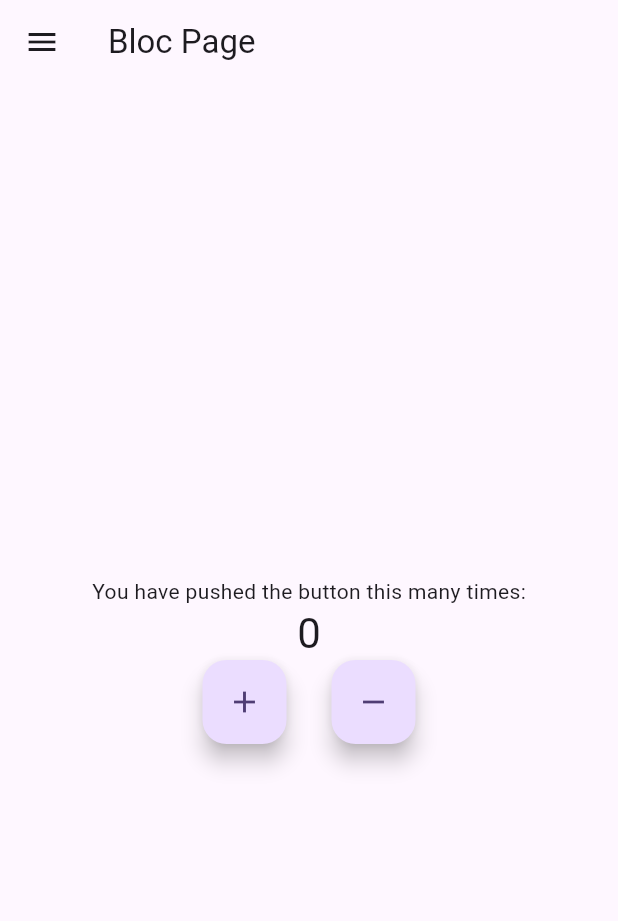
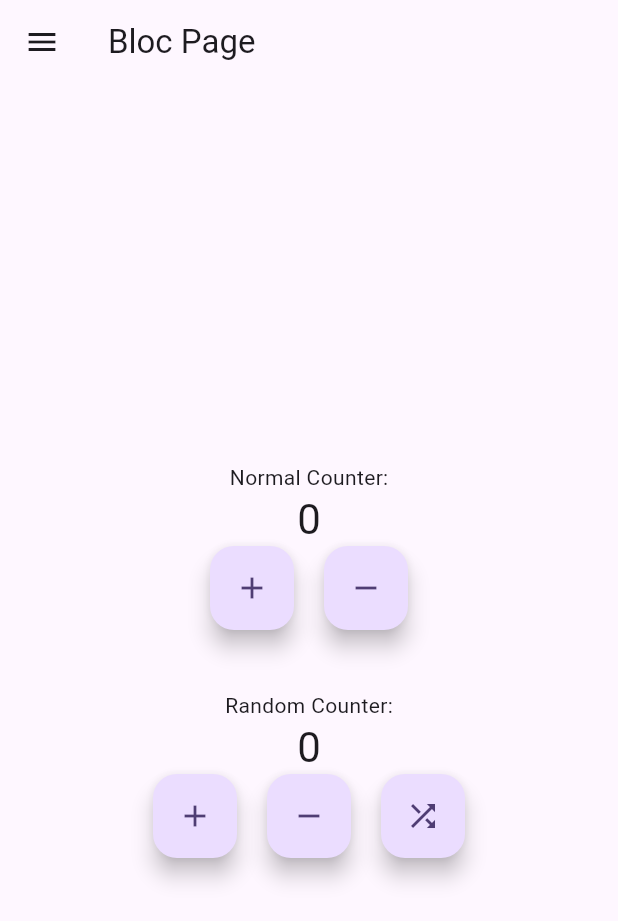
Before and after one commit to SimonOnyszczakHansen/FlutterProvider, a Flutter app: the MyBlocPage screen opened by its route, on a phone screen of 412 x 824 dp. Shown: the top 921 px of the screen. Run offline on Flutter 3.47's test engine with Material 3 defaults, Android fonts, the phone set to English and light mode, and no system bars; our stand-ins replace equatable, flutter_bloc, go_router.

Commit message:
bloc er ikke noget lort🤩

```diff
--- a/lib/bloc/counter_bloc.dart
+++ b/lib/bloc/counter_bloc.dart
@@ -1,23 +1,37 @@
 // CounterBloc handles the logic of incrementing and decrementing a counter.
+import 'dart:math';
+
+import 'package:flutter_application_1/random/random_number_state.dart';
 import 'package:flutter_bloc/flutter_bloc.dart';
 import 'counter_event.dart';
 import 'counter_state.dart';
 
 class CounterBloc extends Bloc<CounterEvent, CounterState> {
+  int randomNumber = 0;
   // Initializes the CounterBloc with a counter value of 0.
-  CounterBloc() : super(const CounterState(0)) {
+  CounterBloc() : super(const CounterState(counter: 0, randomNumber: 0)) {
     // Handler for incrementing the counter.
     on<IncrementCounterEvent>(
-      (event, emit) => emit(CounterState(state.counter + 1)),
-    );
+        (event, emit) => emit(CounterState(counter: state.counter + 1)));
+    // Handler for decrementing the counter
+    on<DecrementCounterEvent>(
+        (event, emit) => emit(CounterState(counter: state.counter - 1)));
 
-    // Handler for decrementing the counter, only if it's greater than 0.
-    on<DecrementCounterEvent>(
-      (event, emit) {
-        if (state.counter > 0) {
-          emit(CounterState(state.counter - 1));
-        }
-      },
-    );
+    on<GenerateRandomNumberState>((event, emit) {
+      randomNumber = Random().nextInt(100);
+      emit(CounterState(randomNumber: randomNumber));
+    });
+
+    on<RandomNumberStateIncrement>((event, emit) {
+      final newRandomNumber = state.randomNumber + 1;
+      emit(state.copyWith(
+          randomNumber: newRandomNumber));
+    });
+
+    on<RandomNumberStateDecrement>((event, emit) {
+      final newRandomNumber = max(0, state.randomNumber - 1);
+      emit(state.copyWith(
+          randomNumber: newRandomNumber));
+    });
   }
 }
--- a/lib/bloc/counter_state.dart
+++ b/lib/bloc/counter_state.dart
@@ -3,9 +3,17 @@ import 'package:equatable/equatable.dart';
 
 class CounterState extends Equatable {
   final int counter;
+  final int randomNumber; // Ensure this exists to hold the random number
 
-  const CounterState(this.counter);
+  const CounterState({this.counter = 0, this.randomNumber = 0});
 
   @override
-  List<Object> get props => [counter];
+  List<Object?> get props => [counter, randomNumber];
+
+  CounterState copyWith({int? counter, int? randomNumber}) {
+    return CounterState(
+      counter: counter ?? this.counter,
+      randomNumber: randomNumber ?? this.randomNumber,
+    );
+  }
 }
--- a/lib/bloc_page.dart
+++ b/lib/bloc_page.dart
@@ -1,5 +1,6 @@
 // A page that interacts with CounterBloc to display and update the counter.
 import 'package:flutter/material.dart';
+import 'package:flutter_application_1/random/random_number_state.dart';
 import 'package:flutter_bloc/flutter_bloc.dart';
 import 'package:go_router/go_router.dart';
 import '../bloc/counter_bloc.dart';
@@ -15,9 +16,10 @@ class MyBlocPage extends StatelessWidget {
   Widget build(BuildContext context) {
     // Listens for state changes in CounterBloc to show a SnackBar.
     return BlocListener<CounterBloc, CounterState>(
-      listenWhen: (previousState, currentState) => currentState.counter % 3 == 0,
-      listener: (context, state) => ScaffoldMessenger.of(context)
-          .showSnackBar(SnackBar(content: Text('Count: ${state.counter}'))),
+      listenWhen: (previousState, currentState) =>
+          currentState.counter % 3 == 0,
+      listener: (context, state) => ScaffoldMessenger.of(context).showSnackBar(
+          SnackBar(content: Text('This is your ${state.counter} press'))),
       child: Scaffold(
         appBar: AppBar(
           title: const Text('Bloc Page'),
@@ -52,7 +54,7 @@ class MyBlocPage extends StatelessWidget {
             mainAxisAlignment: MainAxisAlignment.center,
             children: <Widget>[
               const Text(
-                'You have pushed the button this many times:',
+                'Normal Counter:',
               ),
               BlocBuilder<CounterBloc, CounterState>(
                 builder: (context, state) {
@@ -67,19 +69,66 @@ class MyBlocPage extends StatelessWidget {
                 children: [
                   FloatingActionButton(
                     onPressed: () {
-                      BlocProvider.of<CounterBloc>(context).add(IncrementCounterEvent());
+                      BlocProvider.of<CounterBloc>(context)
+                          .add(IncrementCounterEvent());
                     },
                     tooltip: 'Increment',
                     child: const Icon(Icons.add),
                   ),
-                  const SizedBox(width: 30),
+                  const SizedBox(width: 20),
                   FloatingActionButton(
                     onPressed: () {
-                      BlocProvider.of<CounterBloc>(context).add(DecrementCounterEvent());
+                      BlocProvider.of<CounterBloc>(context)
+                          .add(DecrementCounterEvent());
                     },
                     tooltip: 'Decrement',
                     child: const Icon(Icons.remove),
                   ),
+                ],
+              ),
+              const SizedBox(height: 40),
+              const Text(
+                'Random Counter:',
+              ),
+              BlocBuilder<CounterBloc, CounterState>(
+                builder: (context, state) {
+                  return Text(
+                    '${state.randomNumber}',
+                    style: Theme.of(context).textTheme.headlineMedium,
+                  );
+                },
+              ),
+              Row(
+                mainAxisAlignment: MainAxisAlignment.center,
+                children: [
+                  FloatingActionButton(
+                    onPressed: () {
+                      BlocProvider.of<CounterBloc>(context)
+                          .add(RandomNumberStateIncrement());
+                    },
+                    tooltip: 'Increment',
+                    child: const Icon(Icons.add),
+                  ),
+                  const SizedBox(width: 20),
+                  FloatingActionButton(
+                    onPressed: () {
+                      BlocProvider.of<CounterBloc>(context)
+                          .add((RandomNumberStateDecrement()));
+                    },
+                    tooltip: 'Decrement',
+                    child: const Icon(Icons.remove),
+                  ),
+                  const SizedBox(
+                    width: 20,
+                  ),
+                  FloatingActionButton(
+                    onPressed: () {
+                      BlocProvider.of<CounterBloc>(context)
+                          .add(GenerateRandomNumberState());
+                    },
+                    tooltip: 'Random',
+                    child: const Icon(Icons.shuffle),
+                  )
                 ],
               ),
             ],
--- a/lib/main.dart
+++ b/lib/main.dart
@@ -77,8 +77,7 @@ class _MyHomePageState extends State<MyHomePage> {
     // Simpler UI with just a "Welcome" message
     return Scaffold(
       appBar: AppBar(
-        backgroundColor: Theme.of(context).colorScheme.inversePrimary,
-        title: const Text('Home Page'), // Uses the title passed to MyHomePage
+        title: const Text('Home Page'),
       ),
       drawer: Drawer(
         child: ListView(
--- a/lib/provider_page.dart
+++ b/lib/provider_page.dart
@@ -22,7 +22,6 @@ class MyApp extends StatelessWidget {
     return MaterialApp(
       title: 'Flutter Demo',
       theme: ThemeData(
-        colorScheme: ColorScheme.fromSeed(seedColor: Colors.deepPurple),
         useMaterial3: true,
       ),
       home: const MyProviderPage(title: 'Provider Page'), // The home page of the app
@@ -47,7 +46,6 @@ class _MyProviderPageState extends State<MyProviderPage> {
 
     return Scaffold(
       appBar: AppBar(
-        backgroundColor: Theme.of(context).colorScheme.inversePrimary,
         title: const Text("Provider Page"),
       ),
       drawer: Drawer(
--- /dev/null
+++ b/lib/random/random_number_state.dart
@@ -0,0 +1,9 @@
+import 'package:flutter_application_1/bloc/counter_event.dart';
+
+abstract class RandomNumberState extends CounterEvent {}
+
+class GenerateRandomNumberState extends RandomNumberState {}
+
+class RandomNumberStateIncrement extends RandomNumberState {}
+
+class RandomNumberStateDecrement extends RandomNumberState {}
```
